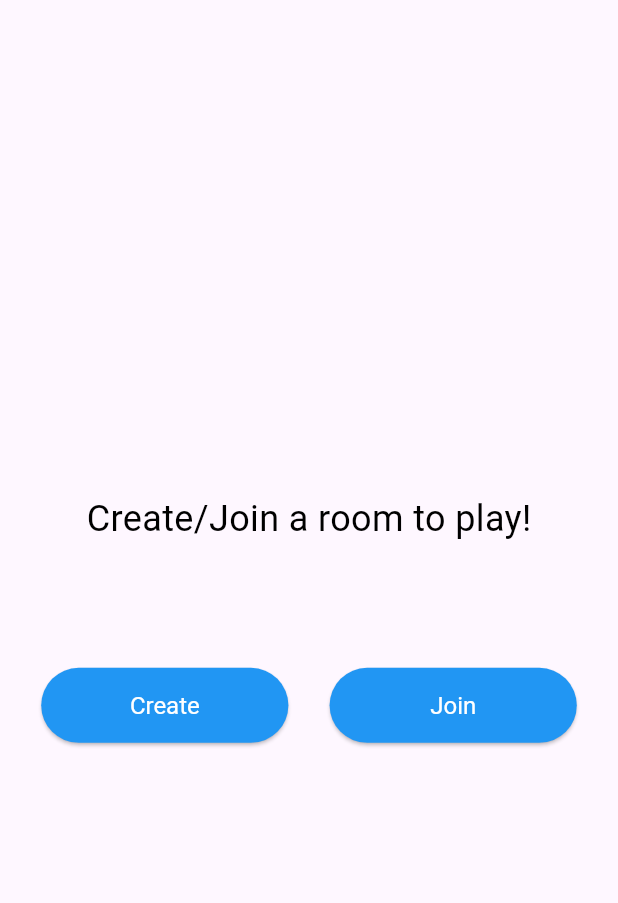
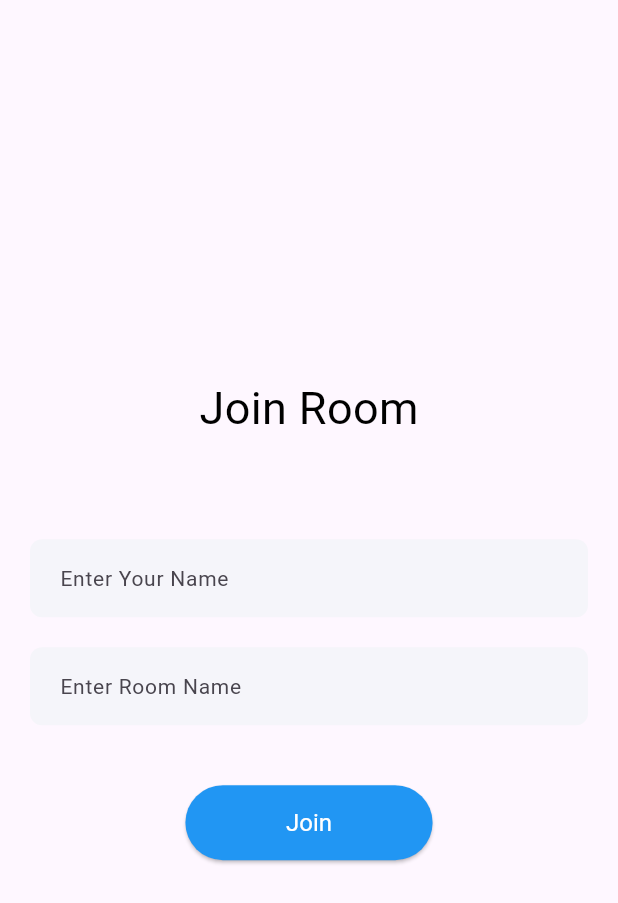
Before and after one commit to mraj555/scribble_io, a Flutter app: the screen it shows after launch, after a tap on "Join", on a phone screen of 412 x 824 dp. Shown: the top 903 px of the screen. Run offline on Flutter 3.47's test engine with Material 3 defaults, Android fonts, the phone set to English and light mode, and no system bars.

Commit message:
Feat: Create Join Room Screen UI

```diff
--- a/lib/home_screen.dart
+++ b/lib/home_screen.dart
@@ -1,5 +1,6 @@
 import 'package:flutter/material.dart';
 import 'package:scribble_io/create_room_screen.dart';
+import 'package:scribble_io/join_room_screen.dart';
 
 class HomeScreen extends StatefulWidget {
   const HomeScreen({super.key});
@@ -41,7 +42,9 @@ class _HomeScreenState extends State<HomeScreen> {
                 child: Text("Create"),
               ),
               ElevatedButton(
-                onPressed: () {},
+                onPressed: () => Navigator.of(context).push(
+                  MaterialPageRoute(builder: (context) => JoinRoomScreen()),
+                ),
                 style: ElevatedButton.styleFrom(
                   backgroundColor: Colors.blue,
                   foregroundColor: Colors.white,
--- /dev/null
+++ b/lib/join_room_screen.dart
@@ -0,0 +1,66 @@
+import 'package:flutter/material.dart';
+import 'package:scribble_io/widgets/common_text_field.dart';
+
+class JoinRoomScreen extends StatefulWidget {
+  const JoinRoomScreen({super.key});
+
+  @override
+  State<JoinRoomScreen> createState() => _JoinRoomScreenState();
+}
+
+class _JoinRoomScreenState extends State<JoinRoomScreen> {
+  final TextEditingController _nameController = TextEditingController();
+  final TextEditingController _roomController = TextEditingController();
+
+  @override
+  Widget build(BuildContext context) {
+    return Scaffold(
+      body: Column(
+        mainAxisAlignment: MainAxisAlignment.center,
+        crossAxisAlignment: CrossAxisAlignment.center,
+        children: [
+          ///Title
+          Text(
+            "Join Room",
+            style: TextStyle(
+              fontSize: 30,
+              color: Colors.black,
+            ),
+          ),
+          SizedBox(height: MediaQuery.of(context).size.height * 0.08),
+
+          ///Name
+          Container(
+            margin: EdgeInsets.symmetric(horizontal: 20),
+            child: CommonTextField(
+              controller: _nameController,
+              hintText: "Enter Your Name",
+            ),
+          ),
+          SizedBox(height: 20),
+
+          ///Room
+          Container(
+            margin: EdgeInsets.symmetric(horizontal: 20),
+            child: CommonTextField(
+              controller: _roomController,
+              hintText: "Enter Room Name",
+            ),
+          ),
+
+          SizedBox(height: 40),
+          ElevatedButton(
+            onPressed: () {},
+            style: ElevatedButton.styleFrom(
+              backgroundColor: Colors.blue,
+              foregroundColor: Colors.white,
+              textStyle: TextStyle(fontSize: 16),
+              minimumSize: Size(MediaQuery.of(context).size.width / 2.5, 50),
+            ),
+            child: Text("Join"),
+          ),
+        ],
+      ),
+    );
+  }
+}
```
